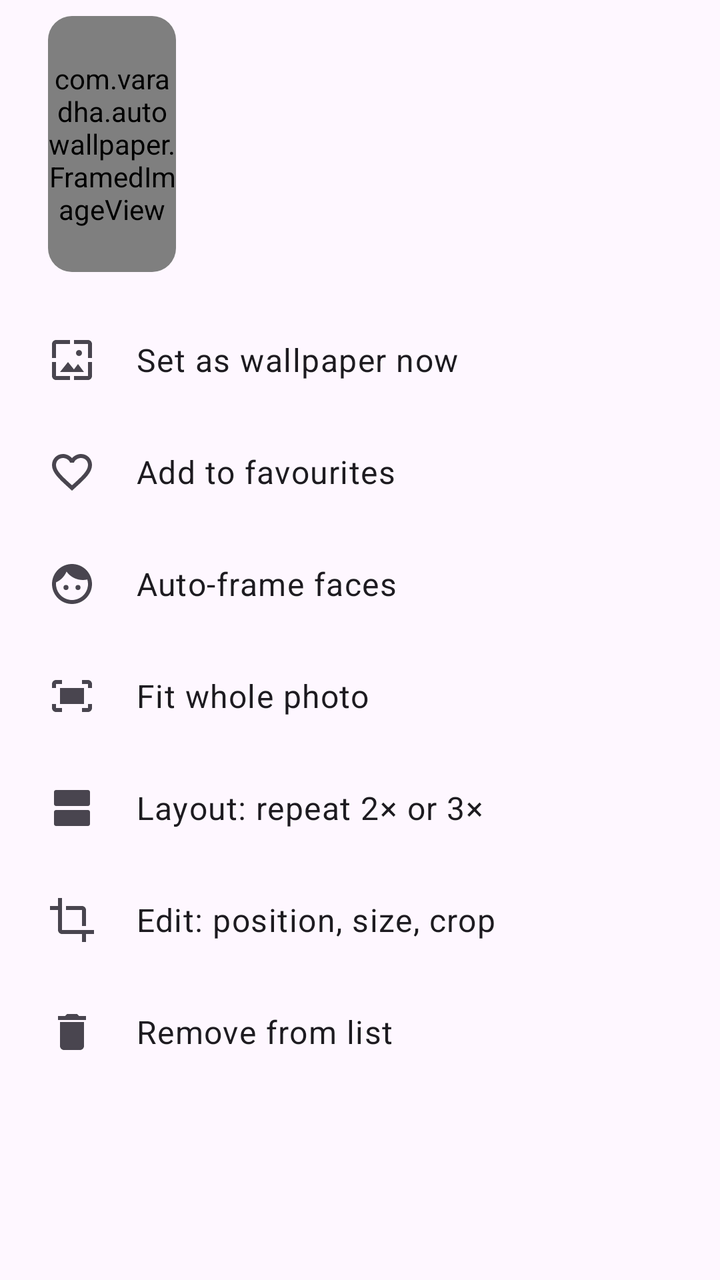
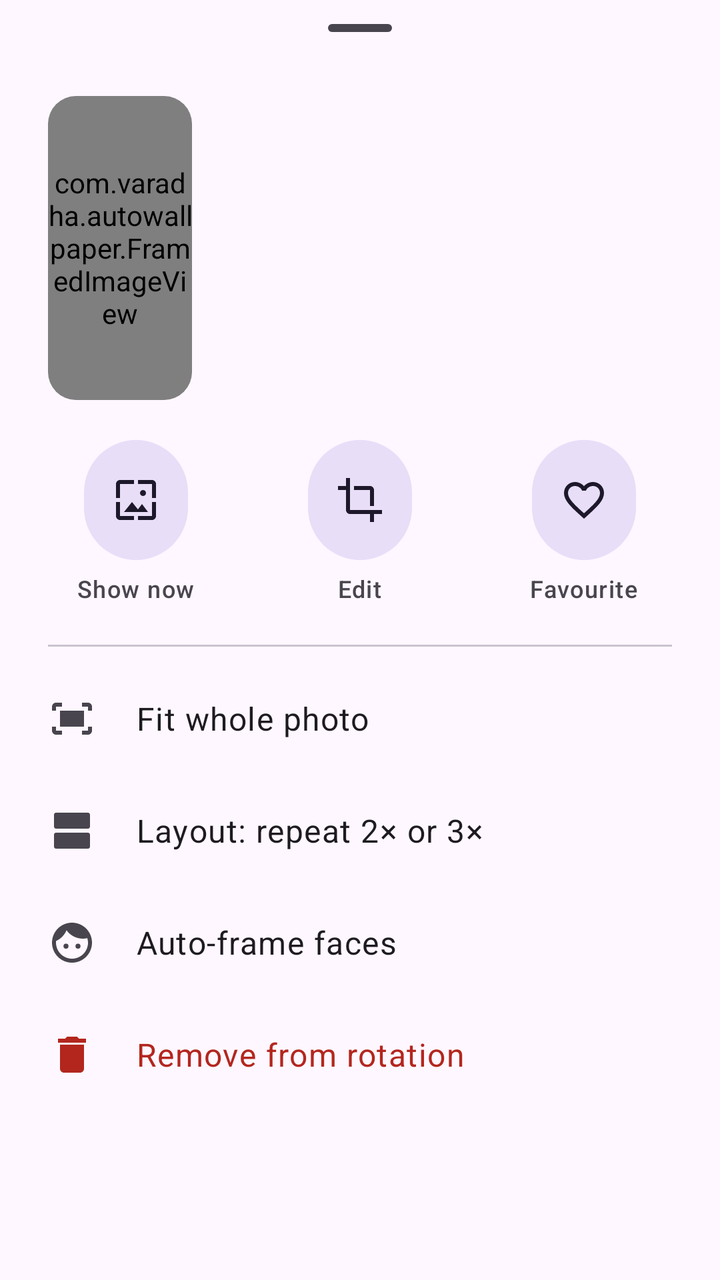

Before-and-after screenshots of an Android layout around one commit, followed by the original layout XML and the change that was made.
<!-- AndroidManifest.xml: application theme Theme.AutoWallpaper -->
<!-- res/layout/sheet_photo.xml -->
<?xml version="1.0" encoding="utf-8"?>
<LinearLayout xmlns:android="http://schemas.android.com/apk/res/android"
    xmlns:app="http://schemas.android.com/apk/res-auto"
    android:layout_width="match_parent"
    android:layout_height="wrap_content"
    android:orientation="vertical"
    android:paddingBottom="16dp">

    <LinearLayout
        android:layout_width="match_parent"
        android:layout_height="wrap_content"
        android:gravity="center_vertical"
        android:orientation="horizontal"
        android:paddingStart="24dp"
        android:paddingTop="8dp"
        android:paddingEnd="24dp"
        android:paddingBottom="16dp">

        <com.google.android.material.card.MaterialCardView
            style="?attr/materialCardViewFilledStyle"
            android:layout_width="64dp"
            android:layout_height="128dp"
            app:cardCornerRadius="12dp">

            <com.varadha.autowallpaper.FramedImageView
                android:id="@+id/preview"
                android:layout_width="match_parent"
                android:layout_height="match_parent" />
        </com.google.android.material.card.MaterialCardView>

        <LinearLayout
            android:layout_width="0dp"
            android:layout_height="wrap_content"
            android:layout_marginStart="20dp"
            android:layout_weight="1"
            android:orientation="vertical">

            <TextView
                android:id="@+id/sheetTitle"
                android:layout_width="wrap_content"
                android:layout_height="wrap_content"
                android:textAppearance="?attr/textAppearanceTitleLarge" />

            <TextView
                android:id="@+id/sheetSubtitle"
                android:layout_width="wrap_content"
                android:layout_height="wrap_content"
                android:layout_marginTop="4dp"
                android:textAppearance="?attr/textAppearanceBodyMedium"
                android:textColor="?attr/colorOnSurfaceVariant" />
        </LinearLayout>
    </LinearLayout>

    <TextView
        android:id="@+id/actionShow"
        style="@style/SheetAction"
        android:drawableStart="@drawable/ic_wallpaper"
        android:text="Set as wallpaper now" />

    <TextView
        android:id="@+id/actionFav"
        style="@style/SheetAction"
        android:drawableStart="@drawable/ic_favorite_border"
        android:text="Add to favourites" />

    <TextView
        android:id="@+id/actionFace"
        style="@style/SheetAction"
        android:drawableStart="@drawable/ic_face"
        android:text="Auto-frame faces" />

    <TextView
        android:id="@+id/actionFit"
        style="@style/SheetAction"
        android:drawableStart="@drawable/ic_fit_screen"
        android:text="Fit whole photo" />

    <TextView
        android:id="@+id/actionLayout"
        style="@style/SheetAction"
        android:drawableStart="@drawable/ic_view_agenda"
        android:text="Layout: repeat 2× or 3×" />

    <TextView
        android:id="@+id/actionAdjust"
        style="@style/SheetAction"
        android:drawableStart="@drawable/ic_crop"
        android:text="Edit: position, size, crop" />

    <TextView
        android:id="@+id/actionRemove"
        style="@style/SheetAction"
        android:drawableStart="@drawable/ic_delete"
        android:text="Remove from list" />
</LinearLayout>
<!-- resources referenced by this layout -->
<resources>
  <!-- drawable ic_crop (drawable) -->
  <vector xmlns:android="http://schemas.android.com/apk/res/android"
      android:width="24dp" android:height="24dp" android:viewportWidth="24" android:viewportHeight="24"
      android:tint="?attr/colorControlNormal">
      <path android:fillColor="@android:color/white" android:pathData="M17,15h2V7c0,-1.1 -0.9,-2 -2,-2H9v2h8v8zM7,17V1H5v4H1v2h4v10c0,1.1 0.9,2 2,2h10v4h2v-4h4v-2H7z" />
  </vector>
  <!-- drawable ic_delete (drawable) -->
  <vector xmlns:android="http://schemas.android.com/apk/res/android"
      android:width="24dp" android:height="24dp" android:viewportWidth="24" android:viewportHeight="24"
      android:tint="?attr/colorControlNormal">
      <path android:fillColor="@android:color/white" android:pathData="M6,19c0,1.1 0.9,2 2,2h8c1.1,0 2,-0.9 2,-2V7H6v12zM19,4h-3.5l-1,-1h-5l-1,1H5v2h14V4z" />
  </vector>
  <!-- drawable ic_fit_screen (drawable) -->
  <vector xmlns:android="http://schemas.android.com/apk/res/android"
      android:width="24dp" android:height="24dp" android:viewportWidth="24" android:viewportHeight="24"
      android:tint="?attr/colorControlNormal">
      <path android:fillColor="@android:color/white" android:pathData="M17,4h3c1.1,0 2,0.9 2,2v2h-2V6h-3V4zM4,8V6h3V4H4C2.9,4 2,4.9 2,6v2h2zM20,16v2h-3v2h3c1.1,0 2,-0.9 2,-2v-2h-2zM7,18H4v-2H2v2c0,1.1 0.9,2 2,2h3v-2zM18,8H6v8h12V8z" />
  </vector>
  <!-- drawable ic_view_agenda (drawable) -->
  <vector xmlns:android="http://schemas.android.com/apk/res/android"
      android:width="24dp" android:height="24dp" android:viewportWidth="24" android:viewportHeight="24"
      android:tint="?attr/colorControlNormal">
      <path android:fillColor="@android:color/white" android:pathData="M20,13H4c-0.55,0 -1,0.45 -1,1v6c0,0.55 0.45,1 1,1h16c0.55,0 1,-0.45 1,-1v-6c0,-0.55 -0.45,-1 -1,-1zM20,3H4c-0.55,0 -1,0.45 -1,1v6c0,0.55 0.45,1 1,1h16c0.55,0 1,-0.45 1,-1V4c0,-0.55 -0.45,-1 -1,-1z" />
  </vector>
  <style name="SheetAction">
          <item name="android:layout_width">match_parent</item>
          <item name="android:layout_height">56dp</item>
          <item name="android:gravity">center_vertical</item>
          <item name="android:paddingStart">24dp</item>
          <item name="android:paddingEnd">24dp</item>
          <item name="android:drawablePadding">20dp</item>
          <item name="android:background">?attr/selectableItemBackground</item>
          <item name="android:textAppearance">?attr/textAppearanceBodyLarge</item>
          <item name="drawableTint">?attr/colorOnSurfaceVariant</item>
      </style>
  <style name="Theme.AutoWallpaper" parent="Theme.Material3.DayNight.NoActionBar">
          <item name="colorPrimary">@color/seed</item>
          <item name="android:statusBarColor">@android:color/transparent</item>
      </style>
  <color name="seed">#5B4FCF</color>
  <!-- unchanged entries left out for length: 3 -->
</resources>

<!-- the commit's change to res/layout/sheet_photo.xml (unified diff, before → after) -->
@@ -4,23 +4,26 @@
     android:layout_width="match_parent"
     android:layout_height="wrap_content"
     android:orientation="vertical"
-    android:paddingBottom="16dp">
+    android:paddingBottom="12dp">
 
+    <com.google.android.material.bottomsheet.BottomSheetDragHandleView
+        android:layout_width="match_parent"
+        android:layout_height="wrap_content" />
+
+    
     <LinearLayout
         android:layout_width="match_parent"
         android:layout_height="wrap_content"
         android:gravity="center_vertical"
         android:orientation="horizontal"
         android:paddingStart="24dp"
-        android:paddingTop="8dp"
-        android:paddingEnd="24dp"
-        android:paddingBottom="16dp">
+        android:paddingEnd="24dp">
 
         <com.google.android.material.card.MaterialCardView
             style="?attr/materialCardViewFilledStyle"
-            android:layout_width="64dp"
-            android:layout_height="128dp"
-            app:cardCornerRadius="12dp">
+            android:layout_width="72dp"
+            android:layout_height="152dp"
+            app:cardCornerRadius="14dp">
 
             <com.varadha.autowallpaper.FramedImageView
                 android:id="@+id/preview"
@@ -51,23 +54,65 @@
         </LinearLayout>
     </LinearLayout>
 
-    <TextView
-        android:id="@+id/actionShow"
-        style="@style/SheetAction"
-        android:drawableStart="@drawable/ic_wallpaper"
-        android:text="Set as wallpaper now" />
+    
+    <LinearLayout
+        android:layout_width="match_parent"
+        android:layout_height="wrap_content"
+        android:layout_marginTop="20dp"
+        android:orientation="horizontal"
+        android:paddingStart="12dp"
+        android:paddingEnd="12dp">
 
-    <TextView
-        android:id="@+id/actionFav"
-        style="@style/SheetAction"
-        android:drawableStart="@drawable/ic_favorite_border"
-        android:text="Add to favourites" />
+        <LinearLayout
+            android:id="@+id/boxShow"
+            style="@style/HomeAction">
 
-    <TextView
-        android:id="@+id/actionFace"
-        style="@style/SheetAction"
-        android:drawableStart="@drawable/ic_face"
-        android:text="Auto-frame faces" />
+            <com.google.android.material.button.MaterialButton
+                android:id="@+id/actionShow"
+                style="@style/HomeActionButton"
+                android:contentDescription="Show now"
+                app:icon="@drawable/ic_wallpaper" />
+
+            <TextView
+                style="@style/HomeActionLabel"
+                android:text="Show now" />
+        </LinearLayout>
+
+        <LinearLayout style="@style/HomeAction">
+
+            <com.google.android.material.button.MaterialButton
+                android:id="@+id/actionAdjust"
+                style="@style/HomeActionButton"
+                android:contentDescription="Edit"
+                app:icon="@drawable/ic_crop" />
+
+            <TextView
+                style="@style/HomeActionLabel"
+                android:text="Edit" />
+        </LinearLayout>
+
+        <LinearLayout style="@style/HomeAction">
+
+            <com.google.android.material.button.MaterialButton
+                android:id="@+id/actionFav"
+                style="@style/HomeActionButton"
+                android:contentDescription="Favourite"
+                app:icon="@drawable/ic_favorite_border" />
+
+            <TextView
+                android:id="@+id/actionFavLabel"
+                style="@style/HomeActionLabel"
+                android:text="Favourite" />
+        </LinearLayout>
+    </LinearLayout>
+
+    <com.google.android.material.divider.MaterialDivider
+        android:layout_width="match_parent"
+        android:layout_height="wrap_content"
+        android:layout_marginStart="24dp"
+        android:layout_marginTop="20dp"
+        android:layout_marginEnd="24dp"
+        android:layout_marginBottom="8dp" />
 
     <TextView
         android:id="@+id/actionFit"
@@ -82,14 +127,16 @@
         android:text="Layout: repeat 2× or 3×" />
 
     <TextView
-        android:id="@+id/actionAdjust"
+        android:id="@+id/actionFace"
         style="@style/SheetAction"
-        android:drawableStart="@drawable/ic_crop"
-        android:text="Edit: position, size, crop" />
+        android:drawableStart="@drawable/ic_face"
+        android:text="Auto-frame faces" />
 
     <TextView
         android:id="@+id/actionRemove"
         style="@style/SheetAction"
         android:drawableStart="@drawable/ic_delete"
-        android:text="Remove from list" />
+        android:text="Remove from rotation"
+        android:textColor="?attr/colorError"
+        app:drawableTint="?attr/colorError" />
 </LinearLayout>
<!-- resource entries referenced after the edit -->
@@ -24,6 +24,30 @@
       android:tint="?attr/colorControlNormal">
       <path android:fillColor="@android:color/white" android:pathData="M20,13H4c-0.55,0 -1,0.45 -1,1v6c0,0.55 0.45,1 1,1h16c0.55,0 1,-0.45 1,-1v-6c0,-0.55 -0.45,-1 -1,-1zM20,3H4c-0.55,0 -1,0.45 -1,1v6c0,0.55 0.45,1 1,1h16c0.55,0 1,-0.45 1,-1V4c0,-0.55 -0.45,-1 -1,-1z" />
   </vector>
+  <style name="HomeAction">
+          <item name="android:layout_width">0dp</item>
+          <item name="android:layout_height">wrap_content</item>
+          <item name="android:layout_weight">1</item>
+          <item name="android:gravity">center_horizontal</item>
+          <item name="android:orientation">vertical</item>
+      </style>
+  <style name="HomeActionButton" parent="Widget.Material3.Button.IconButton.Filled.Tonal">
+          <item name="android:layout_width">60dp</item>
+          <item name="android:layout_height">60dp</item>
+          <item name="android:insetTop">0dp</item>
+          <item name="android:insetBottom">0dp</item>
+          <item name="iconSize">24dp</item>
+          <item name="iconPadding">0dp</item>
+          <item name="iconGravity">textStart</item>
+          <item name="android:padding">18dp</item>
+      </style>
+  <style name="HomeActionLabel">
+          <item name="android:layout_width">wrap_content</item>
+          <item name="android:layout_height">wrap_content</item>
+          <item name="android:layout_marginTop">6dp</item>
+          <item name="android:textAppearance">?attr/textAppearanceLabelMedium</item>
+          <item name="android:textColor">?attr/colorOnSurfaceVariant</item>
+      </style>
   <style name="SheetAction">
           <item name="android:layout_width">match_parent</item>
           <item name="android:layout_height">56dp</item>
